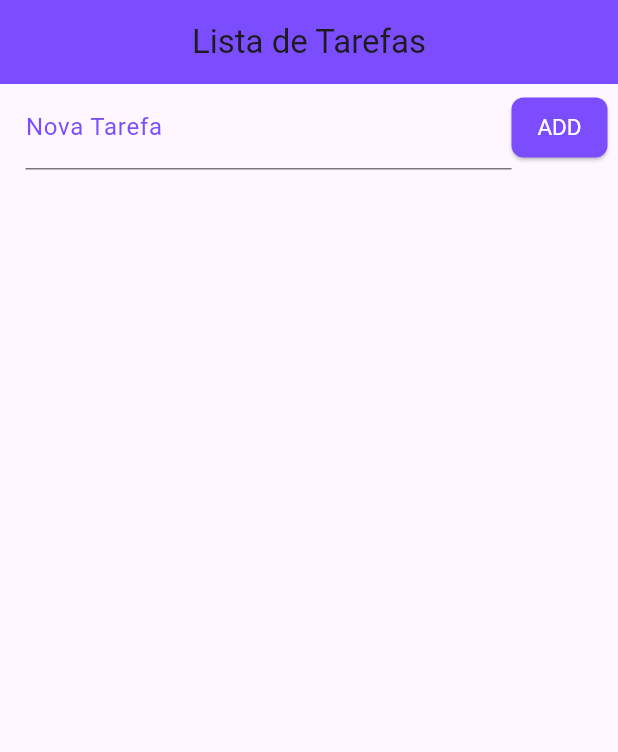
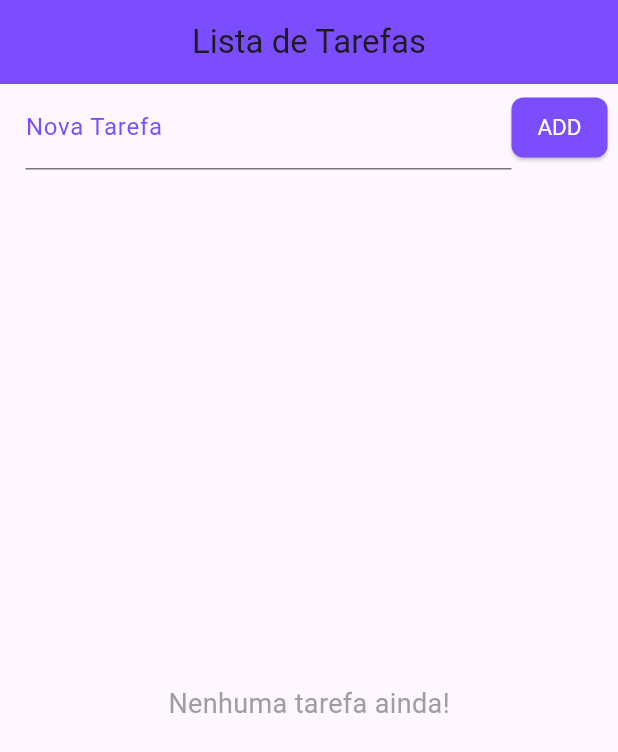
Before and after one commit to Git-LeAmaral/lista_de_tarefas, a Flutter app: the screen it shows after launch, on a phone screen of 412 x 824 dp. Shown: the top 752 px of the screen. Run offline on Flutter 3.47's test engine with Material 3 defaults, Android fonts, the phone set to English and light mode, and no system bars.

```diff
--- a/lib/main.dart
+++ b/lib/main.dart
@@ -94,10 +94,25 @@ class _HomeState extends State<Home> {
             ),
           ),
           Expanded(
-            child: ListView.builder(
+            child: _todoList.isEmpty
+                ? Center(
+                    child: Text(
+                      "Nenhuma tarefa ainda!",
+                      style: TextStyle(fontSize: 18, color: Colors.grey),
+                    ),
+                  )
+                : ListView.builder(
                     padding: EdgeInsets.only(top: 10.0),
                     itemCount: _todoList.length,
-              itemBuilder: (context, index) {
+                    itemBuilder: buildItem,
+                  ),
+          ),
+        ],
+      ),
+    );
+  }
+
+  Widget buildItem(context, index) {
     return CheckboxListTile(
       title: Text(_todoList[index]["title"]),
       value: _todoList[index]["ok"],
@@ -108,15 +123,7 @@ class _HomeState extends State<Home> {
         });
       },
       secondary: CircleAvatar(
-                    child: Icon(
-                      _todoList[index]["ok"] ? Icons.check : Icons.error,
-                    ),
-                  ),
-                );
-              },
-            ),
-          ),
-        ],
+        child: Icon(_todoList[index]["ok"] ? Icons.check : Icons.error),
       ),
     );
   }
```
Lines whose indentation alone changed are shown as unchanged.
